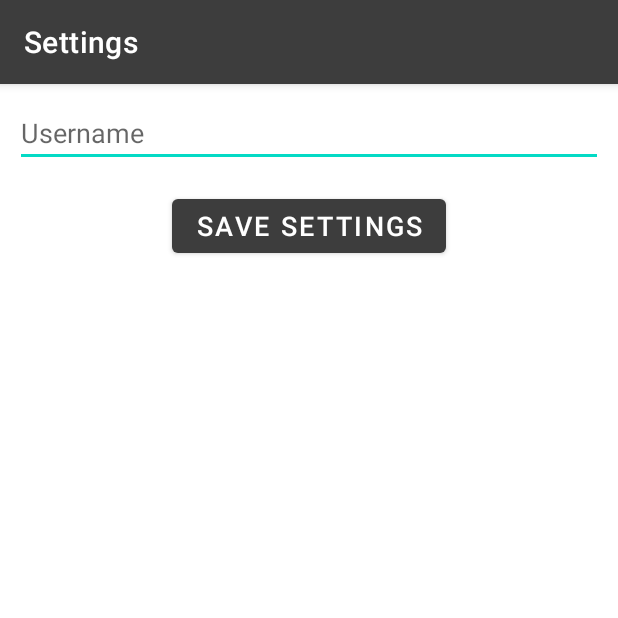
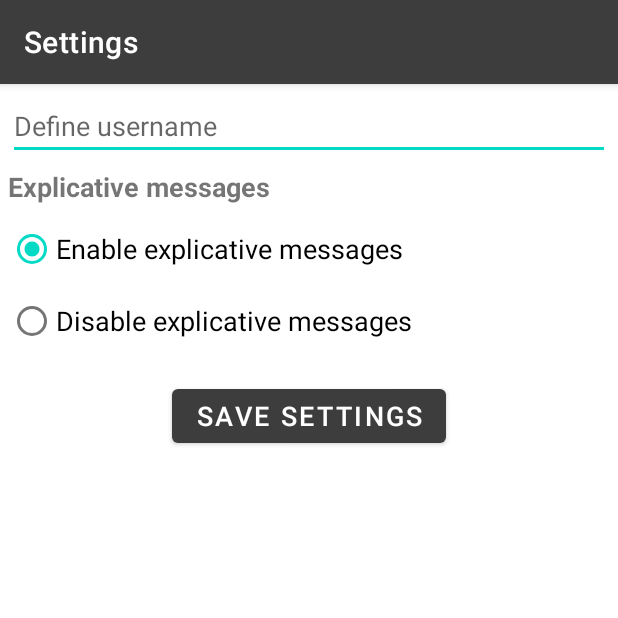
Before and after one commit to HumbertoBPF/LifeManagerMobile, an Android app: the AppSettingsActivity screen opened directly, with no data from a screen before it, on a phone screen of 412 x 824 dp, the top half of it. Run offline under Robolectric (Android 15) with nearby library versions, the phone set to English and light mode, and no system bars; our stand-ins replace Room's generated code.

Commit message:
Adding toast messages and allowing to enable and disable them in the settings

```diff
--- a/app/src/main/java/com/example/lifemanager/activities/AppSettingsActivity.java
+++ b/app/src/main/java/com/example/lifemanager/activities/AppSettingsActivity.java
@@ -1,5 +1,6 @@
 package com.example.lifemanager.activities;
 
+import static com.example.lifemanager.model.Constants.ENABLE_TOASTS;
 import static com.example.lifemanager.model.Constants.USERNAME_FOR_APP;
 import static com.example.lifemanager.tools.Util.setActionBarTitle;
 
@@ -8,6 +9,8 @@ import android.util.Log;
 import android.view.View;
 import android.widget.Button;
 import android.widget.EditText;
+import android.widget.RadioButton;
+import android.widget.RadioGroup;
 
 import androidx.appcompat.app.AppCompatActivity;
 
@@ -22,6 +25,9 @@ public class AppSettingsActivity extends AppCompatActivity {
 
     private RoomSettingDAO roomSettingDAO;
     private EditText inputUsername;
+    private RadioGroup enableToasts;
+    private RadioButton enableOption;
+    private RadioButton disableOption;
     private Button buttonSaveSettings;
 
     @Override
@@ -32,8 +38,23 @@ public class AppSettingsActivity extends AppCompatActivity {
 
         roomSettingDAO = LifeManagerDatabase.getInstance(getApplicationContext()).getRoomSettingDAO();
         getLayoutViews();
+        fillSettings();
+        configureButtonSaveSettings();
+    }
+
+    private void fillSettings() {
         fillUsernameSetting();
-        configureButtonSaveSettings();
+        fillEnableToastsSetting();
+    }
+
+    private void fillEnableToastsSetting() {
+        Setting enableToastsSetting = roomSettingDAO.getEnableToastsSetting();
+        if (enableToastsSetting != null){
+            enableToasts.check(R.id.enable_toasts_false);
+            if (enableToastsSetting.getValue().equals("true")){
+                enableToasts.check(R.id.enable_toasts_true);
+            }
+        }
     }
 
     private void fillUsernameSetting() {
@@ -50,9 +71,23 @@ public class AppSettingsActivity extends AppCompatActivity {
             @Override
             public void onClick(View view) {
                 createOrUpdateUsernameSetting();
+                createOrUpdateEnableToastsSetting();
                 finish();
             }
         });
+    }
+
+    private void createOrUpdateEnableToastsSetting() {
+        String enableToastsValue = "false";
+        if (enableOption.isChecked()){
+            enableToastsValue = "true";
+        }
+        Setting enableToastsSetting = roomSettingDAO.getEnableToastsSetting();
+        if (enableToastsSetting == null){
+            roomSettingDAO.save(new Setting(ENABLE_TOASTS,enableToastsValue));
+        }else{
+            roomSettingDAO.update(new Setting(enableToastsSetting.getId(),ENABLE_TOASTS,enableToastsValue));
+        }
     }
 
     private void createOrUpdateUsernameSetting() {
@@ -74,5 +109,8 @@ public class AppSettingsActivity extends AppCompatActivity {
     private void getLayoutViews() {
         inputUsername = findViewById(R.id.input_username);
         buttonSaveSettings = findViewById(R.id.button_save_settings);
+        enableToasts = findViewById(R.id.enable_toasts);
+        enableOption = findViewById(R.id.enable_toasts_true);
+        disableOption = findViewById(R.id.enable_toasts_false);
     }
 }
--- a/app/src/main/java/com/example/lifemanager/activities/MainActivity.java
+++ b/app/src/main/java/com/example/lifemanager/activities/MainActivity.java
@@ -63,7 +63,7 @@ public class MainActivity extends AppCompatActivity {
     public boolean onOptionsItemSelected(@NonNull MenuItem item) {
         switch (item.getItemId()){
             case R.id.action_syncro:
-                Util.showToast(this,"Perform syncro");
+                Util.showToast(this,"Perform syncro",true);
                 return true;
             case R.id.action_settings:
                 startActivity(new Intent(this, AppSettingsActivity.class));
--- a/app/src/main/java/com/example/lifemanager/activities/finances/AddFinanceActivity.java
+++ b/app/src/main/java/com/example/lifemanager/activities/finances/AddFinanceActivity.java
@@ -1,7 +1,9 @@
 package com.example.lifemanager.activities.finances;
 
 import static com.example.lifemanager.model.Constants.formatter;
+import static com.example.lifemanager.tools.Util.areToastsEnabled;
 import static com.example.lifemanager.tools.Util.formatFromDateStringToCalendar;
+import static com.example.lifemanager.tools.Util.showToast;
 
 import android.content.Intent;
 import android.os.Bundle;
@@ -57,9 +59,11 @@ public class AddFinanceActivity extends AddResourceActivity {
                 Sector sector = getSector();
                 if (idToUpdate == null){
                     roomFinanceDAO.save(new Finance(name,dateCalendar,month,year,valueBigDecimal,sector,typeFinance));
+                    showToast(getApplicationContext(),"Finance successfully added",areToastsEnabled(getApplicationContext()));
                 }else{
                     roomFinanceDAO.update(
                             new Finance(idToUpdate,name,dateCalendar,month,year,valueBigDecimal,sector,typeFinance));
+                    showToast(getApplicationContext(),"Finance successfully updated",areToastsEnabled(getApplicationContext()));
                 }
                 finish();
             }
--- a/app/src/main/java/com/example/lifemanager/activities/finances/FinancesActivity.java
+++ b/app/src/main/java/com/example/lifemanager/activities/finances/FinancesActivity.java
@@ -1,4 +1,6 @@
 package com.example.lifemanager.activities.finances;
+
+import static com.example.lifemanager.tools.Util.areToastsEnabled;
 
 import android.content.Intent;
 import android.os.Bundle;
@@ -13,6 +15,7 @@ import com.example.lifemanager.dao.RoomFinanceDAO;
 import com.example.lifemanager.model.Finance;
 import com.example.lifemanager.recycler_view.ListFinancesAdapter;
 import com.example.lifemanager.roomConfig.LifeManagerDatabase;
+import com.example.lifemanager.tools.Util;
 
 import java.util.List;
 
@@ -36,8 +39,9 @@ public class FinancesActivity extends CategoryActivity {
     public boolean onContextItemSelected(@NonNull MenuItem item) {
         Long chosenId = adapter.getChosenId();
         Finance finance = roomFinanceDAO.getFinanceById(chosenId);
-        if (item.getTitle().equals("Remove")){
+        if (item.getTitle().equals(getResources().getString(R.string.context_menu_delete_option))){
             roomFinanceDAO.delete(finance);
+            Util.showToast(getApplicationContext(),"Finance successfully deleted",areToastsEnabled(getApplicationContext()));
         }else {
             Intent intent = new Intent(this,AddFinanceActivity.class);
             intent.putExtra("finance",finance);
--- a/app/src/main/java/com/example/lifemanager/activities/studies/AddStudyActivity.java
+++ b/app/src/main/java/com/example/lifemanager/activities/studies/AddStudyActivity.java
@@ -8,6 +8,7 @@ import static com.example.lifemanager.enums.Category.GENERAL_PROGRAMMING;
 import static com.example.lifemanager.enums.Category.LANGUAGES;
 import static com.example.lifemanager.enums.Category.MOBILE;
 import static com.example.lifemanager.enums.Category.OTHER;
+import static com.example.lifemanager.tools.Util.areToastsEnabled;
 
 import android.content.Intent;
 import android.os.Bundle;
@@ -19,6 +20,7 @@ import com.example.lifemanager.dao.RoomStudiesDAO;
 import com.example.lifemanager.enums.Category;
 import com.example.lifemanager.model.Studies;
 import com.example.lifemanager.roomConfig.LifeManagerDatabase;
+import com.example.lifemanager.tools.Util;
 
 import java.util.Arrays;
 import java.util.List;
@@ -56,9 +58,11 @@ public class AddStudyActivity extends AddResourceActivity {
                 Category category = getCategory();
                 if (idToUpdate == null){
                     roomStudiesDAO.save(new Studies(name,linkCourse,category,Integer.parseInt(position),status));
+                    Util.showToast(getApplicationContext(),"Study successfully added",areToastsEnabled(getApplicationContext()));
                 }else{
                     roomStudiesDAO.update(
                             new Studies(idToUpdate,name,linkCourse,category, Integer.parseInt(position),status));
+                    Util.showToast(getApplicationContext(),"Study successfully updated",areToastsEnabled(getApplicationContext()));
                 }
                 finish();
             }
--- a/app/src/main/java/com/example/lifemanager/activities/studies/StudiesActivity.java
+++ b/app/src/main/java/com/example/lifemanager/activities/studies/StudiesActivity.java
@@ -1,4 +1,6 @@
 package com.example.lifemanager.activities.studies;
+
+import static com.example.lifemanager.tools.Util.areToastsEnabled;
 
 import android.content.Intent;
 import android.os.Bundle;
@@ -13,6 +15,7 @@ import com.example.lifemanager.dao.RoomStudiesDAO;
 import com.example.lifemanager.model.Studies;
 import com.example.lifemanager.recycler_view.ListStudiesAdapter;
 import com.example.lifemanager.roomConfig.LifeManagerDatabase;
+import com.example.lifemanager.tools.Util;
 
 import java.util.List;
 
@@ -36,8 +39,9 @@ public class StudiesActivity extends CategoryActivity {
     public boolean onContextItemSelected(@NonNull MenuItem item) {
         Long chosenId = adapter.getChosenId();
         Studies study = roomStudiesDAO.getStudyById(chosenId);
-        if (item.getTitle().equals("Remove")){
+        if (item.getTitle().equals(getResources().getString(R.string.context_menu_delete_option))){
             roomStudiesDAO.delete(study);
+            Util.showToast(getApplicationContext(),"Study successfully deleted",areToastsEnabled(getApplicationContext()));
         }else {
             Intent intent = new Intent(this, AddStudyActivity.class);
             intent.putExtra("study",study);
--- a/app/src/main/java/com/example/lifemanager/activities/tasks/AddTaskActivity.java
+++ b/app/src/main/java/com/example/lifemanager/activities/tasks/AddTaskActivity.java
@@ -1,6 +1,7 @@
 package com.example.lifemanager.activities.tasks;
 
 import static com.example.lifemanager.model.Constants.formatter;
+import static com.example.lifemanager.tools.Util.areToastsEnabled;
 import static com.example.lifemanager.tools.Util.formatFromDateStringToCalendar;
 
 import android.content.Intent;
@@ -13,6 +14,7 @@ import com.example.lifemanager.dao.RoomTaskDAO;
 import com.example.lifemanager.enums.Priority;
 import com.example.lifemanager.model.Task;
 import com.example.lifemanager.roomConfig.LifeManagerDatabase;
+import com.example.lifemanager.tools.Util;
 
 import java.util.Calendar;
 
@@ -56,9 +58,11 @@ public class AddTaskActivity extends AddResourceActivity {
                 Calendar dueDate = formatFromDateStringToCalendar(taskFormDueDate.getText().toString());
                 if (idToUpdate == null){
                     roomTaskDAO.save(new Task(subject,name,description,status,priority,deadline,dueDate));
+                    Util.showToast(getApplicationContext(),"Task successfully added",areToastsEnabled(getApplicationContext()));
                 }else{
                     roomTaskDAO.update(
                             new Task(idToUpdate,subject,name,description,status,priority,deadline,dueDate));
+                    Util.showToast(getApplicationContext(),"Task successfully updated",areToastsEnabled(getApplicationContext()));
                 }
                 finish();
             }
--- a/app/src/main/java/com/example/lifemanager/activities/tasks/TasksActivity.java
+++ b/app/src/main/java/com/example/lifemanager/activities/tasks/TasksActivity.java
@@ -1,4 +1,6 @@
 package com.example.lifemanager.activities.tasks;
+
+import static com.example.lifemanager.tools.Util.areToastsEnabled;
 
 import android.content.Intent;
 import android.os.Bundle;
@@ -13,6 +15,7 @@ import com.example.lifemanager.dao.RoomTaskDAO;
 import com.example.lifemanager.model.Task;
 import com.example.lifemanager.recycler_view.ListTasksAdapter;
 import com.example.lifemanager.roomConfig.LifeManagerDatabase;
+import com.example.lifemanager.tools.Util;
 
 import java.util.List;
 
@@ -36,8 +39,9 @@ public class TasksActivity extends CategoryActivity {
     public boolean onContextItemSelected(@NonNull MenuItem item) {
         Long chosenId = adapter.getChosenId();
         Task task = roomTaskDAO.getTaskById(chosenId);
-        if (item.getTitle().equals("Remove")){
+        if (item.getTitle().equals(getResources().getString(R.string.context_menu_delete_option))){
             roomTaskDAO.delete(task);
+            Util.showToast(getApplicationContext(),"Task successfully deleted",areToastsEnabled(getApplicationContext()));
         }else {
             Intent intent = new Intent(this, AddTaskActivity.class);
             intent.putExtra("task",task);
--- a/app/src/main/java/com/example/lifemanager/dao/RoomSettingDAO.java
+++ b/app/src/main/java/com/example/lifemanager/dao/RoomSettingDAO.java
@@ -1,5 +1,6 @@
 package com.example.lifemanager.dao;
 
+import static com.example.lifemanager.model.Constants.ENABLE_TOASTS;
 import static com.example.lifemanager.model.Constants.USERNAME_FOR_APP;
 
 import androidx.room.Dao;
@@ -18,6 +19,9 @@ public interface RoomSettingDAO {
     @Query("SELECT * FROM setting WHERE name = '"+ USERNAME_FOR_APP+"'")
     List<Setting> getUsernameSetting();
 
+    @Query("SELECT * FROM setting WHERE name = '"+ ENABLE_TOASTS+"'")
+    Setting getEnableToastsSetting();
+
     @Insert
     void save(Setting setting);
 
--- a/app/src/main/java/com/example/lifemanager/model/Constants.java
+++ b/app/src/main/java/com/example/lifemanager/model/Constants.java
@@ -5,6 +5,7 @@ import java.text.SimpleDateFormat;
 public interface Constants {
 
     String USERNAME_FOR_APP = "usernameForApp";
+    String ENABLE_TOASTS = "enableToasts";
     SimpleDateFormat formatter = new SimpleDateFormat("yyyy-MM-dd");
 
 }
--- a/app/src/main/java/com/example/lifemanager/model/Setting.java
+++ b/app/src/main/java/com/example/lifemanager/model/Setting.java
@@ -8,7 +8,7 @@ import androidx.room.PrimaryKey;
 public class Setting {
 
     @PrimaryKey(autoGenerate = true)
-    private Long id = 0L;
+    private Long id;
     private String name;
     private String value;
 
--- a/app/src/main/res/layout/activity_app_settings.xml
+++ b/app/src/main/res/layout/activity_app_settings.xml
@@ -14,9 +14,49 @@
         android:textSize="18sp"
         android:hint="@string/hint_setting_input_username"
         app:layout_constraintTop_toTopOf="parent"
-        app:layout_constraintStart_toEndOf="parent"
+        app:layout_constraintStart_toStartOf="parent"
         app:layout_constraintEnd_toEndOf="parent"
-        android:layout_margin="10dp" />
+        android:layout_margin="5dp" />
+
+    <TextView
+        android:id="@+id/label_enable_toasts"
+        android:layout_width="wrap_content"
+        android:layout_height="wrap_content"
+        android:text="@string/explicative_messages_label"
+        android:textSize="18sp"
+        android:textStyle="bold"
+        app:layout_constraintTop_toBottomOf="@id/input_username"
+        app:layout_constraintStart_toStartOf="@id/input_username"
+        app:layout_constraintEnd_toEndOf="@id/input_username"
+        app:layout_constraintHorizontal_bias="0.0"
+        android:layout_marginVertical="5dp"/>
+
+    <RadioGroup
+        android:id="@+id/enable_toasts"
+        android:layout_width="0dp"
+        android:layout_height="wrap_content"
+        app:layout_constraintTop_toBottomOf="@id/label_enable_toasts"
+        app:layout_constraintStart_toStartOf="@id/input_username"
+        app:layout_constraintEnd_toEndOf="@id/input_username"
+        android:layout_marginVertical="5dp">
+
+        <RadioButton
+            android:id="@+id/enable_toasts_true"
+            android:layout_width="wrap_content"
+            android:layout_height="wrap_content"
+            android:textSize="18sp"
+            android:text="@string/enable_explicative_messages"
+            android:checked="true"/>
+
+        <RadioButton
+            android:id="@+id/enable_toasts_false"
+            android:layout_width="wrap_content"
+            android:layout_height="wrap_content"
+            android:textSize="18sp"
+            android:text="@string/disable_explicative_messages"
+            android:checked="false"/>
+
+    </RadioGroup>
 
     <Button
         android:id="@+id/button_save_settings"
@@ -24,7 +64,7 @@
         android:layout_height="wrap_content"
         android:textSize="18sp"
         android:text="@string/text_save_settings_button"
-        app:layout_constraintTop_toBottomOf="@id/input_username"
+        app:layout_constraintTop_toBottomOf="@id/enable_toasts"
         app:layout_constraintStart_toStartOf="parent"
         app:layout_constraintEnd_toEndOf="parent"
         android:layout_margin="15dp"/>
--- a/app/src/main/res/values/strings.xml
+++ b/app/src/main/res/values/strings.xml
@@ -11,7 +11,7 @@
     <string name="greeting_afternoon">Good afternoon,\u0020</string>
     <string name="greeting_evening">Good evening,\u0020</string>
     <string name="title_appbar_settings">Settings</string>
-    <string name="hint_setting_input_username">Username</string>
+    <string name="hint_setting_input_username">Define username</string>
     <string name="text_save_settings_button">Save settings</string>
     <string-array name="categories_study">
         <item>Back-end</item>
@@ -73,4 +73,7 @@
     </string-array>
     <string name="context_menu_update_option">Update</string>
     <string name="context_menu_delete_option">Delete</string>
+    <string name="enable_explicative_messages">Enable explicative messages</string>
+    <string name="disable_explicative_messages">Disable explicative messages</string>
+    <string name="explicative_messages_label">Explicative messages</string>
 </resources>
```
Also changed, not shown: app/src/main/java/com/example/lifemanager/tools/Util.java (+14 -2 lines).
